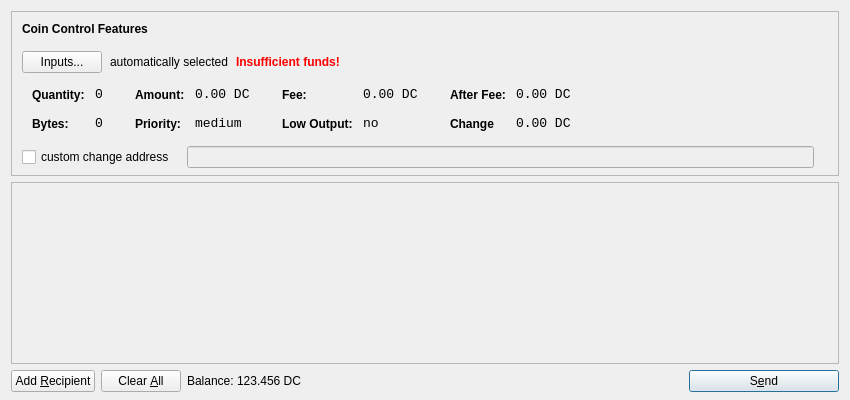
The window that src/qt/forms/sendcoinsdialog.ui (Azotroph/current) describes before a commit, drawn with Qt 5.
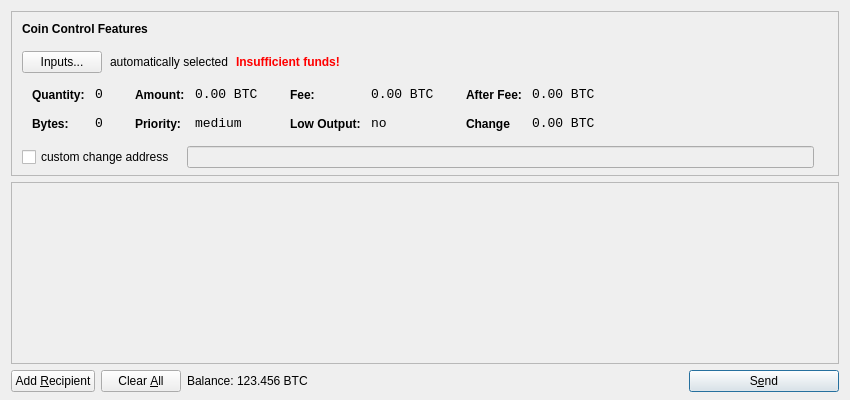
The same window after the commit. Icons and pictures are not drawn.

```diff
--- a/src/qt/forms/sendcoinsdialog.ui
+++ b/src/qt/forms/sendcoinsdialog.ui
@@ -321,7 +321,7 @@
                   <enum>Qt::ActionsContextMenu</enum>
                  </property>
                  <property name="text">
-                  <string>0.00 DC</string>
+                  <string>0.00 BTC</string>
                  </property>
                  <property name="textInteractionFlags">
                   <set>Qt::LinksAccessibleByMouse|Qt::TextSelectableByKeyboard|Qt::TextSelectableByMouse</set>
@@ -407,7 +407,7 @@
                   <enum>Qt::ActionsContextMenu</enum>
                  </property>
                  <property name="text">
-                  <string>0.00 DC</string>
+                  <string>0.00 BTC</string>
                  </property>
                  <property name="textInteractionFlags">
                   <set>Qt::LinksAccessibleByMouse|Qt::TextSelectableByKeyboard|Qt::TextSelectableByMouse</set>
@@ -493,7 +493,7 @@
                   <enum>Qt::ActionsContextMenu</enum>
                  </property>
                  <property name="text">
-                  <string>0.00 DC</string>
+                  <string>0.00 BTC</string>
                  </property>
                  <property name="textInteractionFlags">
                   <set>Qt::LinksAccessibleByMouse|Qt::TextSelectableByKeyboard|Qt::TextSelectableByMouse</set>
@@ -525,7 +525,7 @@
                   <enum>Qt::ActionsContextMenu</enum>
                  </property>
                  <property name="text">
-                  <string>0.00 DC</string>
+                  <string>0.00 BTC</string>
                  </property>
                  <property name="textInteractionFlags">
                   <set>Qt::LinksAccessibleByMouse|Qt::TextSelectableByKeyboard|Qt::TextSelectableByMouse</set>
@@ -720,7 +720,7 @@
           <cursorShape>IBeamCursor</cursorShape>
          </property>
          <property name="text">
-          <string>123.456 DC</string>
+          <string>123.456 BTC</string>
          </property>
          <property name="textInteractionFlags">
           <set>Qt::LinksAccessibleByMouse|Qt::TextSelectableByKeyboard|Qt::TextSelectableByMouse</set>
```
